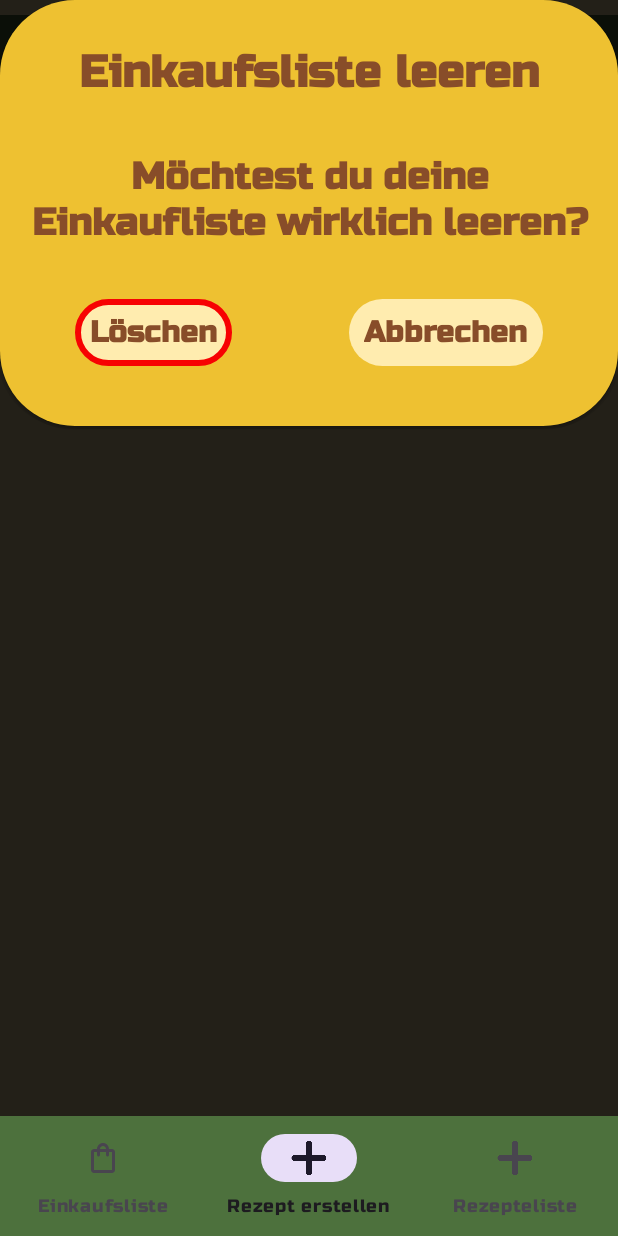
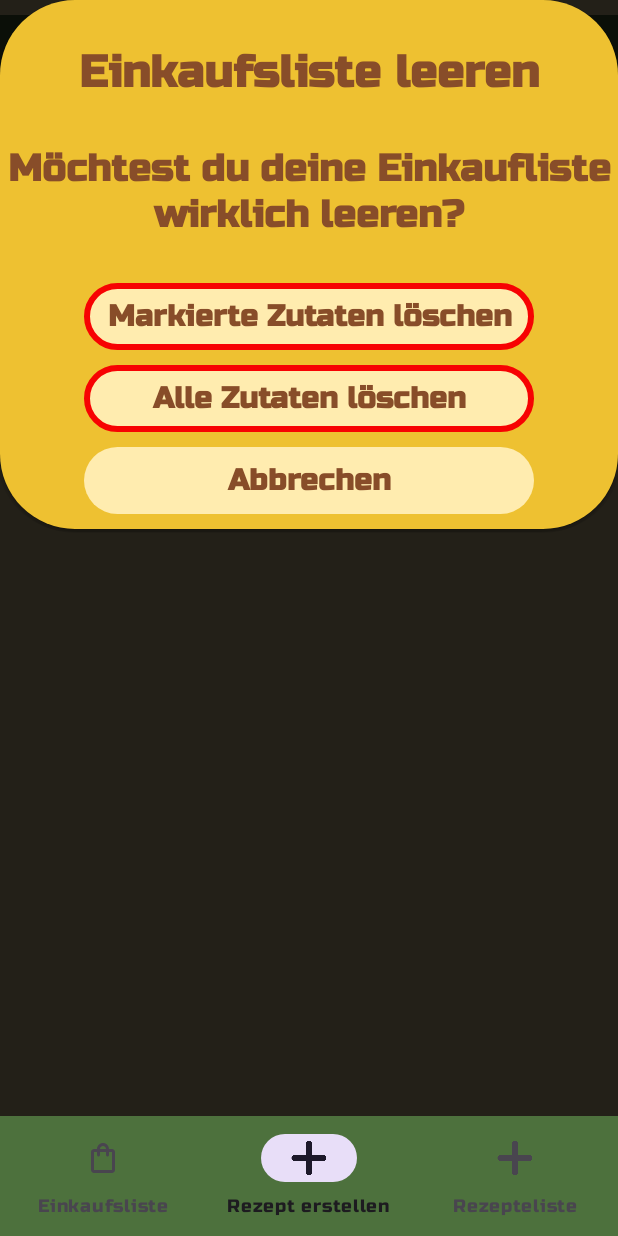
Before and after one commit to jogi1004/EAE, an Android app: the screen it shows after launch (ShoppingBagActivity), after a tap on "Plus Zeichen in der unteren Mitte des Bi", on a phone screen of 412 x 824 dp. Run offline under Robolectric (Android 15) with nearby library versions, the phone set to English and light mode, and no system bars.

Commit message:
Hoffentlich Spalte hinzugefuegt

```diff
--- a/app/src/main/java/com/example/eaeprojekt/activity/MainActivity.java
+++ b/app/src/main/java/com/example/eaeprojekt/activity/MainActivity.java
@@ -47,13 +47,12 @@ public class MainActivity extends AppCompatActivity {
         b = findViewById(R.id.bottomNavView);
         b.setSelectedItemId(R.id.AddButtonNavBar);
         b.setOnItemSelectedListener(this::onNavigationItemSelected);
-/*
         DatabaseManager db = new DatabaseManager(this);
         db.open();
         long x = db.insertIngredient("Spargel", "Stangen");
-        db.insertIngredientQuantity(-1, x, 300, 1);
+        db.insertIngredientQuantity(-1, x, 300, 1, 0);
+        db.insertIngredientQuantity(-1, x, 200, 1, 1);
         db.close();
-*/
 
     }
 
--- a/app/src/main/java/com/example/eaeprojekt/activity/NewRecipeActivity.java
+++ b/app/src/main/java/com/example/eaeprojekt/activity/NewRecipeActivity.java
@@ -1,6 +1,5 @@
 package com.example.eaeprojekt.activity;
 
-import android.app.Activity;
 import android.content.Intent;
 import android.graphics.Color;
 import android.os.Bundle;
@@ -8,7 +7,6 @@ import android.util.Log;
 import android.view.Gravity;
 import android.view.View;
 import android.view.ViewGroup;
-import android.view.inputmethod.InputMethodManager;
 import android.widget.AdapterView;
 import android.widget.ArrayAdapter;
 import android.widget.EditText;
@@ -26,7 +24,7 @@ import androidx.constraintlayout.widget.ConstraintSet;
 
 import com.example.eaeprojekt.DTO.IngredientAmountDTO;
 import com.example.eaeprojekt.DTO.IngredientDTO;
-import com.example.eaeprojekt.PopupIngredients;
+import com.example.eaeprojekt.popups.PopupIngredients;
 import com.example.eaeprojekt.R;
 import com.example.eaeprojekt.popups.PopupSteps;
 import com.example.eaeprojekt.DTO.RecipeDTO;
@@ -111,7 +109,6 @@ public class NewRecipeActivity extends AppCompatActivity implements View.OnClick
         ArrayAdapter<CharSequence> adapter = ArrayAdapter.createFromResource(this, R.array.portionsmenge, android.R.layout.simple_spinner_dropdown_item);
         spinner_portionsmenge.setAdapter(adapter);
         spinner_portionsmenge.setOnItemSelectedListener(this);
-
 
         addIngredients();
 
--- a/app/src/main/java/com/example/eaeprojekt/popups/PopupDeleteShoppingBag.java
+++ b/app/src/main/java/com/example/eaeprojekt/popups/PopupDeleteShoppingBag.java
@@ -8,6 +8,7 @@ import android.widget.FrameLayout;
 import android.widget.LinearLayout;
 import android.widget.PopupWindow;
 import android.widget.RelativeLayout;
+import android.widget.TextView;
 
 import androidx.constraintlayout.widget.ConstraintLayout;
 
@@ -20,15 +21,16 @@ public class PopupDeleteShoppingBag implements View.OnClickListener {
 
     DatabaseManager db;
 
-    ConstraintLayout buttonDelete;
-    ConstraintLayout buttonBack;
+    TextView buttonDeleteAll;
+    TextView buttonDeleteChecked;
+    TextView buttonBack;
     ShoppingBagActivity mainActivity;
     View view;
     PopupWindow popupWindow;
     FrameLayout frame;
-    private ShoppingBagUpdateListener updateListener;
+    private final ShoppingBagUpdateListener updateListener;
 
-    private Context context;
+    private final Context context;
 
     public PopupDeleteShoppingBag(Context context, ShoppingBagUpdateListener listener) {
         this.context = context;
@@ -42,7 +44,7 @@ public class PopupDeleteShoppingBag implements View.OnClickListener {
         frame = mainActivity.findViewById(R.id.FrameLayoutShoppingBag);
         frame.getForeground().setAlpha(220);
 
-            LayoutInflater inflater = (LayoutInflater) view.getContext().getSystemService(view.getContext().LAYOUT_INFLATER_SERVICE);
+        LayoutInflater inflater = (LayoutInflater) view.getContext().getSystemService(Context.LAYOUT_INFLATER_SERVICE);
         View popupView = inflater.inflate(R.layout.delete_shopping_bag_popup, null);
         this.view = popupView;
 
@@ -58,12 +60,14 @@ public class PopupDeleteShoppingBag implements View.OnClickListener {
         popupWindow.showAtLocation(view, Gravity.CENTER, 0, 0);
 
         //Buttons
-            buttonDelete = popupView.findViewById(R.id.deleteAllButton);
-            buttonDelete.setOnClickListener(this);
+        buttonDeleteAll = popupView.findViewById(R.id.deleteAllButton);
+        buttonDeleteAll.setOnClickListener(this);
+
+        buttonDeleteChecked = popupView.findViewById(R.id.deleteCheckedButton);
+        buttonDeleteChecked.setOnClickListener(this);
 
         buttonBack = popupView.findViewById(R.id.cancel_button);
         buttonBack.setOnClickListener(this);
-
         }
 
     @Override
@@ -75,7 +79,18 @@ public class PopupDeleteShoppingBag implements View.OnClickListener {
             frame.getForeground().setAlpha(0);
             popupWindow.dismiss();
 
-        } else if (viewClick == buttonDelete) {
+        } else if (viewClick == buttonDeleteChecked) {
+            //datenbankzugriff
+            db = new DatabaseManager(context);
+            db.open();
+            db.deleteCheckedRecipes();
+            db.close();
+            frame.getForeground().setAlpha(0);
+            popupWindow.dismiss();
+            if (updateListener != null) {
+                updateListener.onUpdateShoppingBag();
+            }
+        }else if (viewClick == buttonDeleteAll) {
 
             //datenbankzugriff
             db = new DatabaseManager(context);
@@ -88,8 +103,6 @@ public class PopupDeleteShoppingBag implements View.OnClickListener {
             if (updateListener != null) {
                 updateListener.onUpdateShoppingBag();
             }
-
-
 
             //text in der view hinzufügen
 
--- a/app/src/main/java/com/example/eaeprojekt/popups/PopupIngredients.java
+++ b/app/src/main/java/com/example/eaeprojekt/popups/PopupIngredients.java
@@ -1,4 +1,4 @@
-package com.example.eaeprojekt;
+package com.example.eaeprojekt.popups;
 
 import android.graphics.Color;
 import android.util.Log;
@@ -21,6 +21,7 @@ import android.widget.Toast;
 import androidx.constraintlayout.widget.ConstraintLayout;
 import androidx.constraintlayout.widget.ConstraintSet;
 
+import com.example.eaeprojekt.R;
 import com.example.eaeprojekt.activity.NewRecipeActivity;
 import com.example.eaeprojekt.database.DatabaseManager;
 import com.example.eaeprojekt.DTO.IngredientDTO;
@@ -223,7 +224,7 @@ public class PopupIngredients implements View.OnClickListener {
             EditText amount = popupView.findViewById(R.id.amount);
 
             // Zutat zum Rezept hinzufügen
-            long ingredientId = db.insertIngredientQuantity(NewRecipeActivity.newRecipeId, ingredientToAdd.getId(), Double.parseDouble(amount.getText().toString()),0);
+            long ingredientId = db.insertIngredientQuantity(NewRecipeActivity.newRecipeId, ingredientToAdd.getId(), Double.parseDouble(amount.getText().toString()),0, 0);
             /*
             schrittbeschreibung in der view hinzufügen
              */
--- a/app/src/main/res/layout/delete_shopping_bag_popup.xml
+++ b/app/src/main/res/layout/delete_shopping_bag_popup.xml
@@ -1,94 +1,72 @@
 <?xml version="1.0" encoding="utf-8"?>
-<androidx.constraintlayout.widget.ConstraintLayout
+<LinearLayout
     xmlns:android="http://schemas.android.com/apk/res/android"
-    xmlns:app="http://schemas.android.com/apk/res-auto"
     android:layout_width="match_parent"
     android:layout_height="wrap_content"
+    android:orientation="vertical"
+    android:gravity="center"
     android:background="@drawable/background_with_rounded_corners">
 
     <TextView
-        android:id="@+id/zubereitungsschritt"
         android:layout_width="wrap_content"
         android:layout_height="wrap_content"
-        android:layout_marginStart="40dp"
         android:layout_marginTop="30dp"
-        android:layout_marginEnd="40dp"
         android:text="@string/deleteShoppingList"
         android:textColor="#884D29"
         android:textSize="30sp"
-        android:textStyle="bold"
-        app:layout_constraintEnd_toEndOf="parent"
-        app:layout_constraintStart_toStartOf="parent"
-        app:layout_constraintTop_toTopOf="parent" />
+        android:textStyle="bold" />
 
-
-    <!-- android:id="@+id/step_description" -->
     <TextView
-        android:id="@+id/deleteAllYouSure"
         android:text="@string/deleteShoppingListYouSure"
         android:textSize="25sp"
         android:textStyle="bold"
-        android:gravity="center"
         android:layout_width="wrap_content"
         android:layout_height="wrap_content"
         android:layout_marginTop="30dp"
-        android:padding="5dp"
-        android:textColor="#884D29"
-        app:layout_constraintEnd_toEndOf="parent"
-        app:layout_constraintStart_toStartOf="parent"
-        app:layout_constraintTop_toBottomOf="@+id/zubereitungsschritt" />
-
-    <androidx.constraintlayout.widget.ConstraintLayout
-        android:id="@+id/deleteAllButton"
-        android:layout_width="wrap_content"
-        android:layout_height="wrap_content"
-        android:layout_marginTop="30dp"
-        android:layout_marginBottom="40dp"
-        android:layout_marginLeft="50dp"
-        app:layout_constraintBottom_toBottomOf="parent"
-        app:layout_constraintStart_toStartOf="@id/deleteAllYouSure"
-        app:layout_constraintTop_toBottomOf="@id/deleteAllYouSure">
+        android:gravity="center"
+        android:textColor="#884D29" />
 
         <TextView
-            android:id="@+id/textview0"
+            android:id="@+id/deleteCheckedButton"
+            android:minWidth="300dp"
             android:layout_width="wrap_content"
             android:layout_height="wrap_content"
             android:background="@drawable/background_error_delete_text"
             android:padding="10dp"
+            android:text="@string/deleteCheckedConfirmation"
+            android:textColor="#884D29"
+            android:textSize="20sp"
+            android:gravity="center"
+            android:layout_marginTop="30dp"
+            android:textStyle="bold" />
+
+        <TextView
+            android:id="@+id/deleteAllButton"
+            android:minWidth="300dp"
+            android:layout_width="wrap_content"
+            android:layout_height="wrap_content"
+            android:background="@drawable/background_error_delete_text"
+            android:padding="10dp"
+            android:gravity="center"
             android:text="@string/deleteConfirmation"
             android:textColor="#884D29"
             android:textSize="20sp"
-            android:textStyle="bold"
-            app:layout_constraintBottom_toBottomOf="parent"
-            app:layout_constraintEnd_toEndOf="parent"
-            app:layout_constraintStart_toStartOf="parent"
-            app:layout_constraintTop_toTopOf="parent" />
-    </androidx.constraintlayout.widget.ConstraintLayout>
-
-    <androidx.constraintlayout.widget.ConstraintLayout
-        android:id="@+id/cancel_button"
-        android:layout_width="wrap_content"
-        android:layout_height="wrap_content"
-        android:layout_marginTop="30dp"
-        android:layout_marginBottom="40dp"
-        android:layout_marginRight="50dp"
-        app:layout_constraintBottom_toBottomOf="parent"
-        app:layout_constraintEnd_toEndOf="@id/deleteAllYouSure"
-        app:layout_constraintTop_toBottomOf="@id/deleteAllYouSure">
+            android:layout_marginTop="10dp"
+            android:textStyle="bold" />
 
         <TextView
-            android:id="@+id/textview01"
+            android:id="@+id/cancel_button"
+            android:minWidth="300dp"
             android:layout_width="wrap_content"
             android:layout_height="wrap_content"
             android:background="@drawable/background_edit_text"
             android:padding="10dp"
+            android:gravity="center"
             android:text="@string/cancel"
             android:textColor="#884D29"
             android:textSize="20sp"
-            android:textStyle="bold"
-            app:layout_constraintBottom_toBottomOf="parent"
-            app:layout_constraintEnd_toEndOf="parent"
-            app:layout_constraintStart_toStartOf="parent"
-            app:layout_constraintTop_toTopOf="parent" />
-    </androidx.constraintlayout.widget.ConstraintLayout>
-</androidx.constraintlayout.widget.ConstraintLayout>
+            android:layout_marginTop="10dp"
+            android:layout_marginBottom="10dp"
+            android:textStyle="bold" />
+
+</LinearLayout>
--- a/app/src/main/res/values/strings.xml
+++ b/app/src/main/res/values/strings.xml
@@ -21,7 +21,8 @@
     <string name="DeleteSymbolDescription">Mülleimer-Icon am oberen Bildschirmrand zum Leeren der gesamten Einkaufsliste.</string>
     <string name="deleteShoppingList">Einkaufsliste leeren</string>
     <string name="deleteShoppingListYouSure">Möchtest du deine Einkaufliste wirklich leeren?</string>
-    <string name="deleteConfirmation">Löschen</string>
+    <string name="deleteConfirmation">Alle Zutaten löschen</string>
+    <string name="deleteCheckedConfirmation">Markierte Zutaten löschen</string>
     <string name="cancel">Abbrechen</string>
     <string name="add">Hinzufügen</string>
     <string name="stepDescription">Schrittbeschreibung</string>
--- a/build.gradle.kts
+++ b/build.gradle.kts
@@ -1,4 +1,4 @@
 // Top-level build file where you can add configuration options common to all sub-projects/modules.
 plugins {
-    id("com.android.application") version "8.1.2" apply false
+    id("com.android.application") version "8.1.3" apply false
 }
```
Also changed, not shown: app/src/main/AndroidManifest.xml (+4 -3 lines), app/src/main/java/com/example/eaeprojekt/DTO/IngredientAmountDTO.java (+6 -1 lines), app/src/main/java/com/example/eaeprojekt/database/DatabaseManager.java (+20 -5 lines). Lines whose indentation alone changed are shown as unchanged.
